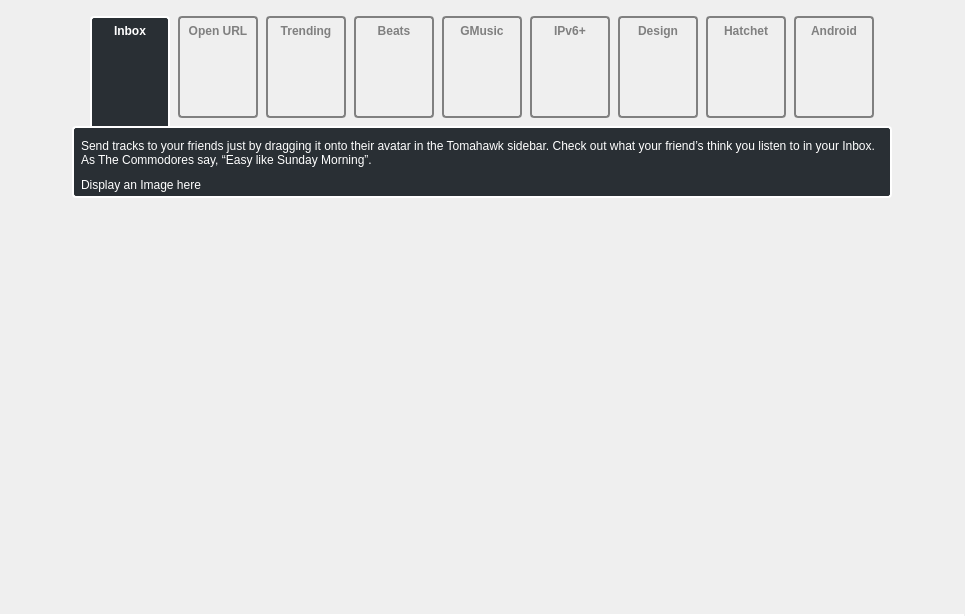
tomahawk-player/tomahawk, file src/viewpages/whatsnew_0_8/WhatsNewWidget_0_8.ui: the form before one commit.
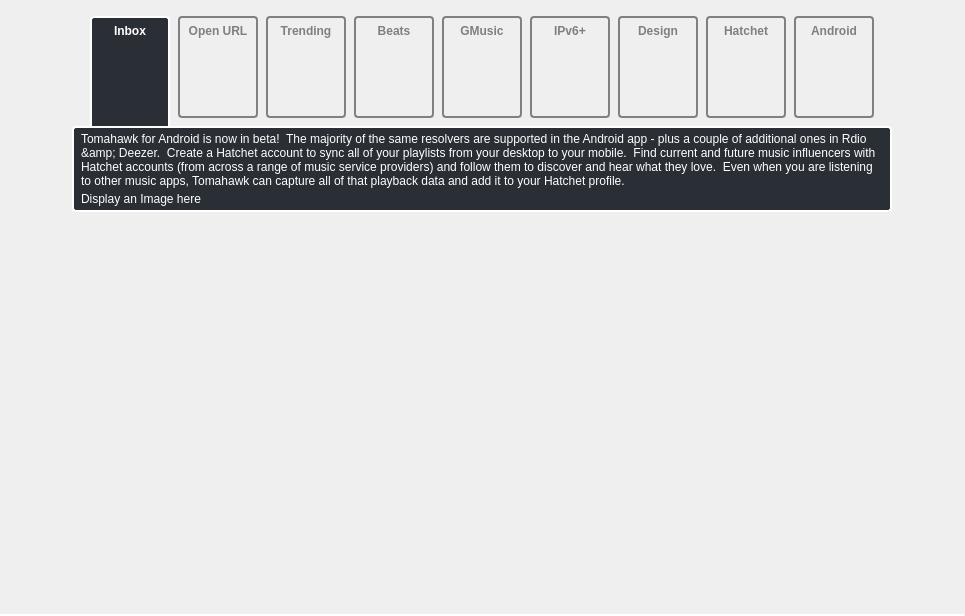
The form after the commit. Custom widgets are drawn as their Qt base class.

Commit message: [whatsnew] Add Android text

What changed in the file:
```diff
--- a/src/viewpages/whatsnew_0_8/WhatsNewWidget_0_8.ui
+++ b/src/viewpages/whatsnew_0_8/WhatsNewWidget_0_8.ui
@@ -1118,7 +1118,7 @@
                </sizepolicy>
               </property>
               <property name="text">
-               <string>Send tracks to your friends just by dragging it onto their avatar in the Tomahawk sidebar. Check out what your friend’s think you listen to in your Inbox. As The Commodores say, “Easy like Sunday Morning”.</string>
+               <string>Tomahawk for Android is now in beta!  The majority of the same resolvers are supported in the Android app - plus a couple of additional ones in Rdio &amp;amp; Deezer.  Create a Hatchet account to sync all of your playlists from your desktop to your mobile.  Find current and future music influencers with Hatchet accounts (from across a range of music service providers) and follow them to discover and hear what they love.  Even when you are listening to other music apps, Tomahawk can capture all of that playback data and add it to your Hatchet profile.</string>
               </property>
               <property name="scaledContents">
                <bool>false</bool>
```
